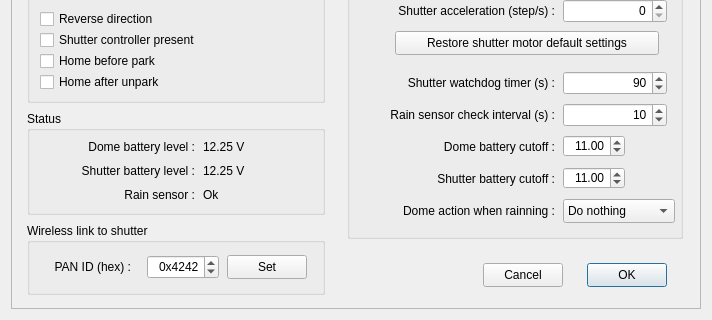
rpineau/RTI-Dome, file RTI-Dome.ui: the form before one commit; both pictures show x 0 to 712 and y 228 to 548 of the 712 by 548 pixel window.
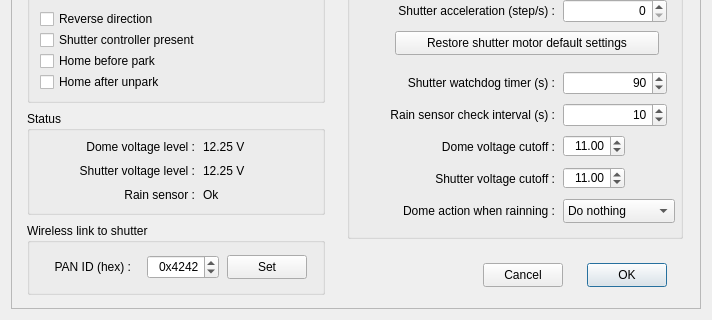
The form after the commit. Icons and pictures are not drawn. Custom widgets are drawn as their Qt base class.

Commit message: UI cleanup, disable debug in shutter firmware.

```diff
--- a/RTI-Dome.ui
+++ b/RTI-Dome.ui
@@ -216,7 +216,7 @@
         </rect>
        </property>
        <property name="text">
-        <string>Dome battery cutoff :</string>
+        <string>Dome voltage cutoff :</string>
        </property>
        <property name="alignment">
         <set>Qt::AlignRight|Qt::AlignTrailing|Qt::AlignVCenter</set>
@@ -248,7 +248,7 @@
         </rect>
        </property>
        <property name="text">
-        <string>Shutter battery cutoff :</string>
+        <string>Shutter voltage cutoff :</string>
        </property>
        <property name="alignment">
         <set>Qt::AlignRight|Qt::AlignTrailing|Qt::AlignVCenter</set>
@@ -660,7 +660,7 @@
         </rect>
        </property>
        <property name="text">
-        <string>Dome battery level :</string>
+        <string>Dome voltage level :</string>
        </property>
        <property name="alignment">
         <set>Qt::AlignRight|Qt::AlignTrailing|Qt::AlignVCenter</set>
@@ -721,7 +721,7 @@
         </rect>
        </property>
        <property name="text">
-        <string>Shutter battery level :</string>
+        <string>Shutter voltage level :</string>
        </property>
        <property name="alignment">
         <set>Qt::AlignRight|Qt::AlignTrailing|Qt::AlignVCenter</set>
```
The commit also changes 1 other file.
